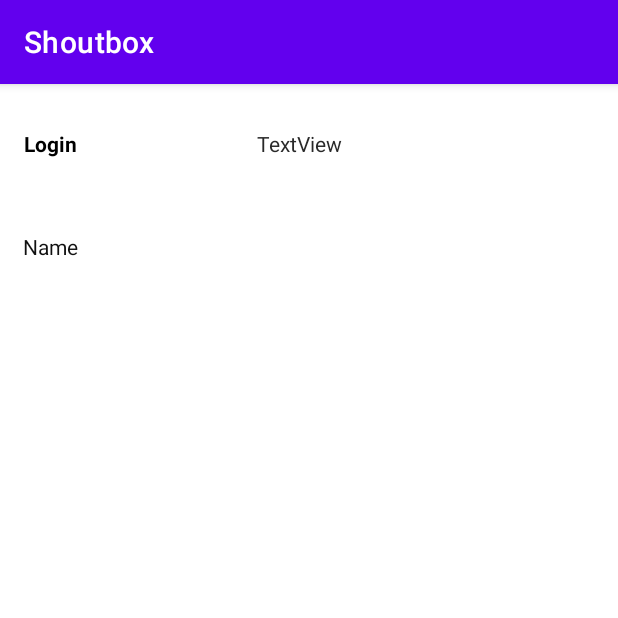
After one commit to Isaayy/School, an Android app: the SingleComment screen opened directly, with no data from a screen before it, on a phone screen of 412 x 824 dp, the top half of it. The commit adds this screen. Run offline under Robolectric (Android 15) with nearby library versions, the phone set to English and light mode, and no system bars.

Commit message:
RecycleView item onClick open new activity

```diff
--- a/Second year/PPSM/Shoutbox/app/build.gradle
+++ b/Second year/PPSM/Shoutbox/app/build.gradle
@@ -45,6 +45,7 @@ dependencies {
     implementation 'androidx.lifecycle:lifecycle-viewmodel-ktx:2.2.0'
     implementation 'androidx.navigation:navigation-fragment-ktx:2.3.2'
     implementation 'androidx.navigation:navigation-ui-ktx:2.3.2'
+    implementation 'androidx.swiperefreshlayout:swiperefreshlayout:1.1.0'
     testImplementation 'junit:junit:4.+'
     androidTestImplementation 'androidx.test.ext:junit:1.1.2'
     androidTestImplementation 'androidx.test.espresso:espresso-core:3.3.0'
@@ -54,4 +55,6 @@ dependencies {
 
     implementation 'com.squareup.retrofit2:retrofit:2.9.0'
     implementation 'com.squareup.retrofit2:converter-gson:2.9.0'
+
+    implementation 'androidx.swiperefreshlayout:swiperefreshlayout:1.1.0'
 }
--- a/Second year/PPSM/Shoutbox/app/src/main/AndroidManifest.xml
+++ b/Second year/PPSM/Shoutbox/app/src/main/AndroidManifest.xml
@@ -25,6 +25,7 @@
                 <category android:name="android.intent.category.LAUNCHER" />
             </intent-filter>
         </activity>
+        <activity android:name=".SingleComment" />
     </application>
 
 </manifest>
--- /dev/null
+++ b/Second year/PPSM/Shoutbox/app/src/main/res/layout/single_comment.xml
@@ -0,0 +1,67 @@
+<?xml version="1.0" encoding="utf-8"?>
+<androidx.constraintlayout.widget.ConstraintLayout xmlns:android="http://schemas.android.com/apk/res/android"
+    xmlns:app="http://schemas.android.com/apk/res-auto"
+    xmlns:tools="http://schemas.android.com/tools"
+    android:layout_width="match_parent"
+    android:layout_height="match_parent">
+
+    <androidx.swiperefreshlayout.widget.SwipeRefreshLayout
+        android:layout_height="wrap_content"
+        android:layout_width="match_parent"
+        app:layout_constraintTop_toTopOf="parent"
+        android:id="@+id/pullToRefresh">
+
+        <ListView
+            android:id="@+id/listViewRefresh"
+            android:layout_width="match_parent"
+            android:layout_height="match_parent"/>
+    </androidx.swiperefreshlayout.widget.SwipeRefreshLayout>
+
+    <TextView
+        android:id="@+id/loginTextView"
+        android:layout_width="wrap_content"
+        android:layout_height="wrap_content"
+        android:layout_marginStart="15dp"
+        android:layout_marginLeft="15dp"
+        android:layout_marginTop="30dp"
+        android:layout_marginEnd="360dp"
+        android:layout_marginRight="360dp"
+        android:text="Login"
+        android:textColor="#000000"
+        android:textStyle="bold"
+        app:layout_constraintEnd_toEndOf="parent"
+        app:layout_constraintStart_toStartOf="parent"
+        app:layout_constraintTop_toTopOf="parent" />
+
+    <TextView
+        android:id="@+id/dateTextView"
+        android:layout_width="wrap_content"
+        android:layout_height="wrap_content"
+        android:layout_marginStart="120dp"
+        android:layout_marginLeft="120dp"
+        android:layout_marginTop="30dp"
+        android:layout_marginEnd="223dp"
+        android:layout_marginRight="223dp"
+        android:text="TextView"
+        android:textColor="#292929"
+        app:layout_constraintEnd_toEndOf="parent"
+        app:layout_constraintHorizontal_bias="0.0"
+        app:layout_constraintStart_toEndOf="@+id/loginTextView"
+        app:layout_constraintTop_toTopOf="parent" />
+
+    <EditText
+        android:id="@+id/commentTextView"
+        android:layout_width="wrap_content"
+        android:layout_height="wrap_content"
+        android:layout_marginStart="15dp"
+        android:layout_marginLeft="15dp"
+        android:layout_marginTop="49dp"
+        android:background="#FFFFFF"
+        android:ems="10"
+        android:inputType="textPersonName"
+        android:text="Name"
+        android:textColor="#101010"
+        android:textSize="14sp"
+        app:layout_constraintStart_toStartOf="parent"
+        app:layout_constraintTop_toBottomOf="@+id/loginTextView" />
+</androidx.constraintlayout.widget.ConstraintLayout>
```
Also changed, not shown: Second year/PPSM/Shoutbox/app/src/main/java/com/example/shoutbox/MainActivity.kt (+1 -9 lines), Second year/PPSM/Shoutbox/app/src/main/java/com/example/shoutbox/RecycleViewAdapter.kt (+19 -6 lines), Second year/PPSM/Shoutbox/app/src/main/java/com/example/shoutbox/SingleComment.kt (added, +75 -0 lines), Second year/PPSM/Shoutbox/app/src/main/java/com/example/shoutbox/ui/chat/ChatFragment.kt (+28 -14 lines), Second year/PPSM/Shoutbox/app/src/main/res/layout/fragment_chat.xml (+13 -0 lines).
